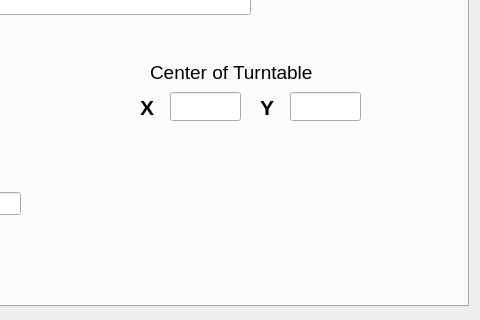
Agent5/3D-scanner, file 3D_scanner/configwindow.ui: the form before one commit; both pictures show x 192 to 672 and y 104 to 424 of the 672 by 424 pixel window.
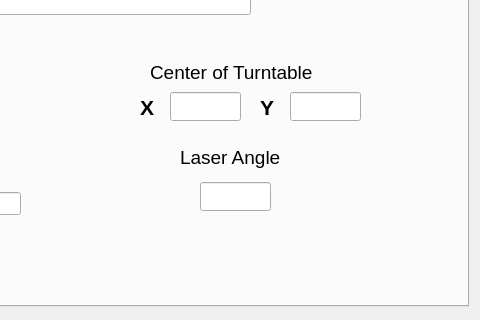
The form after the commit.

```diff
--- a/3D_scanner/configwindow.ui
+++ b/3D_scanner/configwindow.ui
@@ -1617,6 +1617,34 @@
       </rect>
      </property>
     </widget>
+    <widget class="QLabel" name="label_31">
+     <property name="geometry">
+      <rect>
+       <x>360</x>
+       <y>200</y>
+       <width>191</width>
+       <height>31</height>
+      </rect>
+     </property>
+     <property name="font">
+      <font>
+       <pointsize>14</pointsize>
+      </font>
+     </property>
+     <property name="text">
+      <string>Laser Angle</string>
+     </property>
+    </widget>
+    <widget class="QLineEdit" name="laser_angle_5">
+     <property name="geometry">
+      <rect>
+       <x>380</x>
+       <y>240</y>
+       <width>71</width>
+       <height>29</height>
+      </rect>
+     </property>
+    </widget>
    </widget>
    <widget class="QWidget" name="tab5">
     <attribute name="title">
```
Left out of the diff: 126 changed lines with no effect on the pictures.
